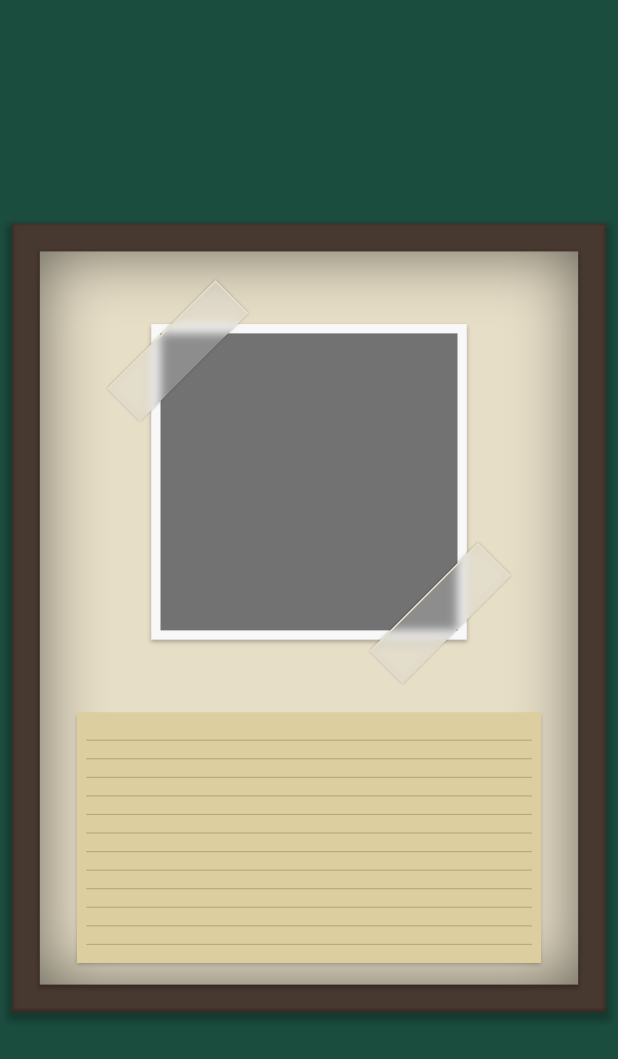
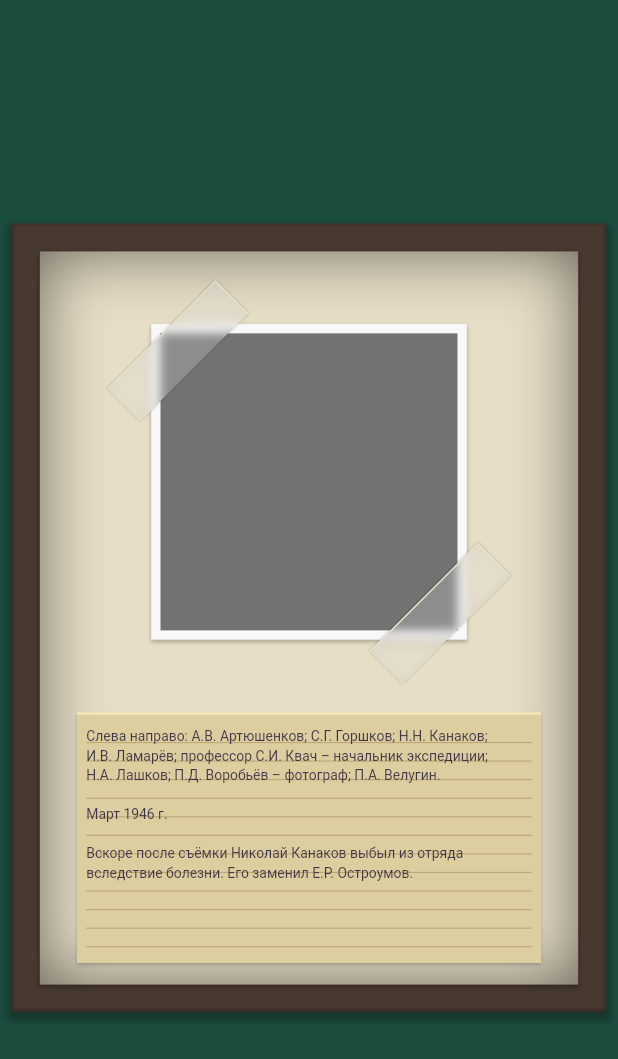
Before and after one commit to cheshiren/Appendix_F, a Flutter app: the screen it shows after launch, on a phone screen of 412 x 824 dp. Shown: the top 1059 px of the screen. Run offline on Flutter 3.47's test engine with Material 2 defaults, Android fonts, the phone set to English and light mode, and no system bars; our stand-ins replace audioplayers, firebase_core, firebase_crashlytics, flutter_svg, go_router, google_fonts and 3 more; missing offline and left inert: dart:html, games_services, inner_shadow_widget, patterns_canvas; accounts and stored records are empty; Roboto replaces fonts that are missing (PT Mono).

Commit message:
+gh-pages auto-publishing, +annotative text

```diff
--- a/lib/src/photos/photo_1A_screen.dart
+++ b/lib/src/photos/photo_1A_screen.dart
@@ -2,6 +2,7 @@
 // for details. All rights reserved. Use of this source code is governed by a
 // BSD-style license that can be found in the LICENSE file.
 
+import 'dart:html';
 import 'dart:ui';
 import 'dart:math';
 
@@ -221,36 +222,38 @@ class Photo1AScreen extends StatelessWidget {
                                       blurRadius: pt / 2,
                                     ),
                                   ],
+                                  border: Border(
+                                    top: BorderSide(
+                                      color: Color(0xFFF8E9B9),
+                                      width: pt / 2,
+                                    ),
+                                  ),
                                 ),
                                 child: Stack(
                                   alignment: AlignmentDirectional.center,
                                   children: [
-                                    Column(
-                                      children: [
-                                        Divider(
-                                          height: 4 * pt,
-                                          thickness: pt / 4,
-                                          indent: 2 * pt,
-                                          endIndent: 2 * pt,
-                                          color: Colors.transparent,
-                                        ),
-                                        _divider(),
-                                        _divider(),
-                                        _divider(),
-                                        _divider(),
-                                        _divider(),
-                                        _divider(),
-                                        _divider(),
-                                        _divider(),
-                                        _divider(),
-                                        _divider(),
-                                        _divider(),
-                                        _divider(),
-                                      ],
-                                    )
+                                    _dividers(),
                                   ],
                                 ),
-                              )
+                              ),
+                              Container(
+                                width: 100 * pt,
+                                height: 54 * pt,
+                                padding: EdgeInsets.fromLTRB(
+                                  2 * pt,
+                                  3 * pt,
+                                  2 * pt,
+                                  4 * pt,
+                                ),
+                                child: Text(
+                                  "Слева направо: А.В. Артюшенков; С.Г. Горшков; Н.Н. Канаков; И.В. Ламарёв; профессор С.И. Квач – начальник экспедиции; Н.А. Лашков; П.Д. Воробьёв – фотограф; П.А. Велугин.\n\nМарт 1946 г.\n\nВскоре после съёмки Николай Канаков выбыл из отряда вследствие болезни. Его заменил Е.Р. Остроумов.",
+                                  style: GoogleFonts.getFont(
+                                    "PT Mono",
+                                    fontSize: f24,
+                                    height: 1.35,
+                                  ),
+                                ),
+                              ),
                             ],
                           ),
                         ],
@@ -279,3 +282,32 @@ class _divider extends StatelessWidget {
     );
   }
 }
+
+class _dividers extends StatelessWidget {
+  @override
+  Widget build(BuildContext context) {
+    return Column(
+      children: [
+        Divider(
+          height: 4 * pt,
+          thickness: pt / 4,
+          indent: 2 * pt,
+          endIndent: 2 * pt,
+          color: Colors.transparent,
+        ),
+        _divider(),
+        _divider(),
+        _divider(),
+        _divider(),
+        _divider(),
+        _divider(),
+        _divider(),
+        _divider(),
+        _divider(),
+        _divider(),
+        _divider(),
+        _divider(),
+      ],
+    );
+  }
+}
```
